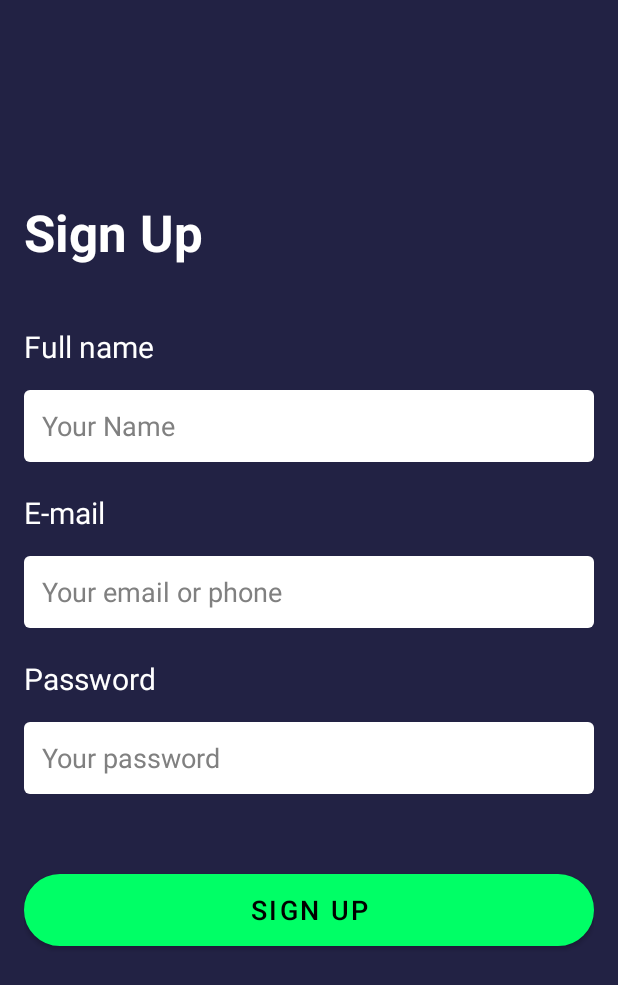
After one commit to Avocavocado/ANDE-CA1, an Android app: the RegisterPage screen opened directly, with no data from a screen before it, on a phone screen of 412 x 824 dp. The commit adds this screen. Shown: the top 985 px of the screen. Run offline under Robolectric (Android 15) with nearby library versions, the phone set to English and light mode, and no system bars; our stand-ins replace Firebase (no records; nobody signed in at launch, a user with empty details on screens opened directly).

Commit message:
Join Party is done. Login and register features also implemented

```diff
--- a/app/src/main/AndroidManifest.xml
+++ b/app/src/main/AndroidManifest.xml
@@ -55,6 +55,12 @@
             android:exported="true"
             android:label="Login Page">
         </activity>
+
+        <activity
+            android:name=".RegisterPage"
+            android:exported="true"
+            android:label="Login Page">
+        </activity>
     </application>
 
 </manifest>
--- a/app/src/main/java/com/example/ande_munch/JoinParty.java
+++ b/app/src/main/java/com/example/ande_munch/JoinParty.java
@@ -3,4 +3,5 @@ package com.example.ande_munch;
 import androidx.appcompat.app.AppCompatActivity;
 
 public class JoinParty extends AppCompatActivity {
+
 }
--- /dev/null
+++ b/app/src/main/java/com/example/ande_munch/RegisterPage.java
@@ -0,0 +1,67 @@
+package com.example.ande_munch;
+
+import androidx.annotation.NonNull;
+import androidx.appcompat.app.AppCompatActivity;
+
+import android.os.Bundle;
+import android.text.TextUtils;
+import android.view.View;
+import android.widget.Button;
+import android.widget.EditText;
+import android.widget.Toast;
+
+import com.google.android.gms.tasks.OnCompleteListener;
+import com.google.android.gms.tasks.Task;
+import com.google.firebase.auth.AuthResult;
+import com.google.firebase.auth.FirebaseAuth;
+
+import android.util.Log;
+
+public class RegisterPage extends AppCompatActivity {
+    // Firebase stuff
+    private FirebaseAuth mAuth;
+
+    // Declare the EditText attributes here
+    private EditText fullNameInput, emailInput, passwordInput;
+    private Button signUpButton;
+
+    private static final String TAG = "RegisterPage"; // TAG for logging
+
+    @Override
+    protected void onCreate(Bundle savedInstanceState) {
+        super.onCreate(savedInstanceState);
+        setContentView(R.layout.register_page);
+
+        // Initialize Firebase Auth
+        mAuth = FirebaseAuth.getInstance();
+
+        // Initialize the EditText and Button attributes
+        fullNameInput = findViewById(R.id.fullNameInput);
+        emailInput = findViewById(R.id.emailInput);
+        passwordInput = findViewById(R.id.passwordInput);
+        signUpButton = findViewById(R.id.signUpButton);
+
+        signUpButton.setOnClickListener(v -> {
+            String fullName, email, password;
+            fullName = fullNameInput.getText().toString().trim();
+            email = emailInput.getText().toString().trim();
+            password = passwordInput.getText().toString().trim();
+
+            if (TextUtils.isEmpty(fullName) || TextUtils.isEmpty(email) || TextUtils.isEmpty(password)) {
+                Toast.makeText(RegisterPage.this, "Please fill in all the fields", Toast.LENGTH_SHORT).show();
+                return;
+            } else {
+                mAuth.createUserWithEmailAndPassword(email, password)
+                        .addOnCompleteListener(task -> {
+                            if (task.isSuccessful()) {
+                                Toast.makeText(RegisterPage.this, "Registration Completed: " + mAuth.getCurrentUser().getEmail(), Toast.LENGTH_SHORT).show();
+                                Log.d(TAG, "Registration successful for user: " + mAuth.getCurrentUser().getEmail());
+                            } else {
+                                Toast.makeText(RegisterPage.this, "Registration failed: " + task.getException().getMessage(), Toast.LENGTH_SHORT).show();
+                                Log.e(TAG, "Registration failure", task.getException());
+                            }
+                        });
+            }
+        });
+    }
+}
--- /dev/null
+++ b/app/src/main/res/drawable/text_input.xml
@@ -0,0 +1,8 @@
+<selector xmlns:android="http://schemas.android.com/apk/res/android">
+    <item>
+        <shape android:shape="rectangle">
+            <solid android:color="#FFFFFF"/> <!-- white background -->
+            <corners android:radius="4dp"/> <!-- rounded corners -->
+        </shape>
+    </item>
+</selector>
--- /dev/null
+++ b/app/src/main/res/layout/register_page.xml
@@ -0,0 +1,104 @@
+<RelativeLayout xmlns:android="http://schemas.android.com/apk/res/android"
+    xmlns:app="http://schemas.android.com/apk/res-auto"
+    android:layout_width="match_parent"
+    android:layout_height="match_parent"
+    android:background="@color/bgColor"
+    android:padding="16dp">
+
+    <TextView
+        android:id="@+id/signUpTitle"
+        android:layout_width="wrap_content"
+        android:layout_height="wrap_content"
+        android:layout_alignParentStart="true"
+        android:layout_alignParentTop="true"
+        android:layout_marginTop="116dp"
+        android:text="Sign Up"
+        android:textColor="@color/white"
+        android:textSize="34sp"
+        android:textStyle="bold" />
+
+    <TextView
+        android:id="@+id/fullNameLabel"
+        android:layout_width="wrap_content"
+        android:layout_height="wrap_content"
+        android:layout_below="@id/signUpTitle"
+        android:layout_marginTop="40dp"
+        android:text="Full name"
+        android:textColor="@color/white"
+        android:textSize="20sp" />
+
+    <EditText
+        android:id="@+id/fullNameInput"
+        android:layout_width="match_parent"
+        android:layout_height="48dp"
+        android:layout_below="@id/fullNameLabel"
+        android:layout_marginTop="15dp"
+        android:background="@drawable/text_input"
+        android:hint="Your Name"
+        android:inputType="textPersonName"
+        android:padding="12dp"
+        android:textColor="@color/black"
+        android:textColorHint="#808080" />
+
+    <TextView
+        android:id="@+id/emailLabel"
+        android:layout_width="wrap_content"
+        android:layout_height="wrap_content"
+        android:layout_below="@id/fullNameInput"
+        android:layout_marginTop="20dp"
+        android:text="E-mail"
+        android:textColor="@color/white"
+        android:textSize="20sp" />
+
+    <EditText
+        android:id="@+id/emailInput"
+        android:layout_width="match_parent"
+        android:layout_height="48dp"
+        android:layout_below="@id/emailLabel"
+        android:layout_marginTop="15dp"
+        android:background="@drawable/text_input"
+        android:hint="Your email or phone"
+        android:inputType="textEmailAddress"
+        android:padding="12dp"
+        android:textColor="@color/black"
+        android:textColorHint="#808080" />
+
+    <TextView
+        android:id="@+id/passwordLabel"
+        android:layout_width="wrap_content"
+        android:layout_height="wrap_content"
+        android:layout_below="@id/emailInput"
+        android:layout_marginTop="20dp"
+        android:text="Password"
+        android:textColor="@color/white"
+        android:textSize="20sp" />
+
+    <EditText
+        android:id="@+id/passwordInput"
+        android:layout_width="match_parent"
+        android:layout_height="48dp"
+        android:layout_below="@id/passwordLabel"
+        android:layout_marginTop="15dp"
+        android:background="@drawable/text_input"
+        android:drawablePadding="10dp"
+        android:fontFamily="sans-serif"
+        android:gravity="start|center_vertical"
+        android:hint="Your password"
+        android:inputType="textPassword"
+        android:padding="12dp"
+        android:textColor="@color/black"
+        android:textColorHint="#808080" />
+
+    <Button
+        android:id="@+id/signUpButton"
+        android:layout_width="match_parent"
+        android:layout_height="48dp"
+        android:layout_below="@id/passwordInput"
+        android:layout_marginTop="53dp"
+        android:background="@drawable/rounded_btn"
+        android:text="SIGN UP"
+        android:textColor="@color/black"
+        android:textSize="18sp"
+        app:backgroundTint="@null"/>
+
+</RelativeLayout>
```
Also changed, not shown: app/src/main/java/com/example/ande_munch/LoginPage.java (+61 -7 lines), app/src/main/java/com/example/ande_munch/methods/LoginMethods.java (added, +71 -0 lines), app/src/main/java/com/example/ande_munch/methods/SessionManager.java (added, +43 -0 lines), app/src/main/java/com/example/ande_munch/ui/dashboard/DashboardFragment.java (+37 -16 lines), app/src/main/java/com/example/ande_munch/ui/home/HomeFragment.java (+35 -22 lines), app/src/main/res/layout/login_page.xml (+7 -2 lines).
